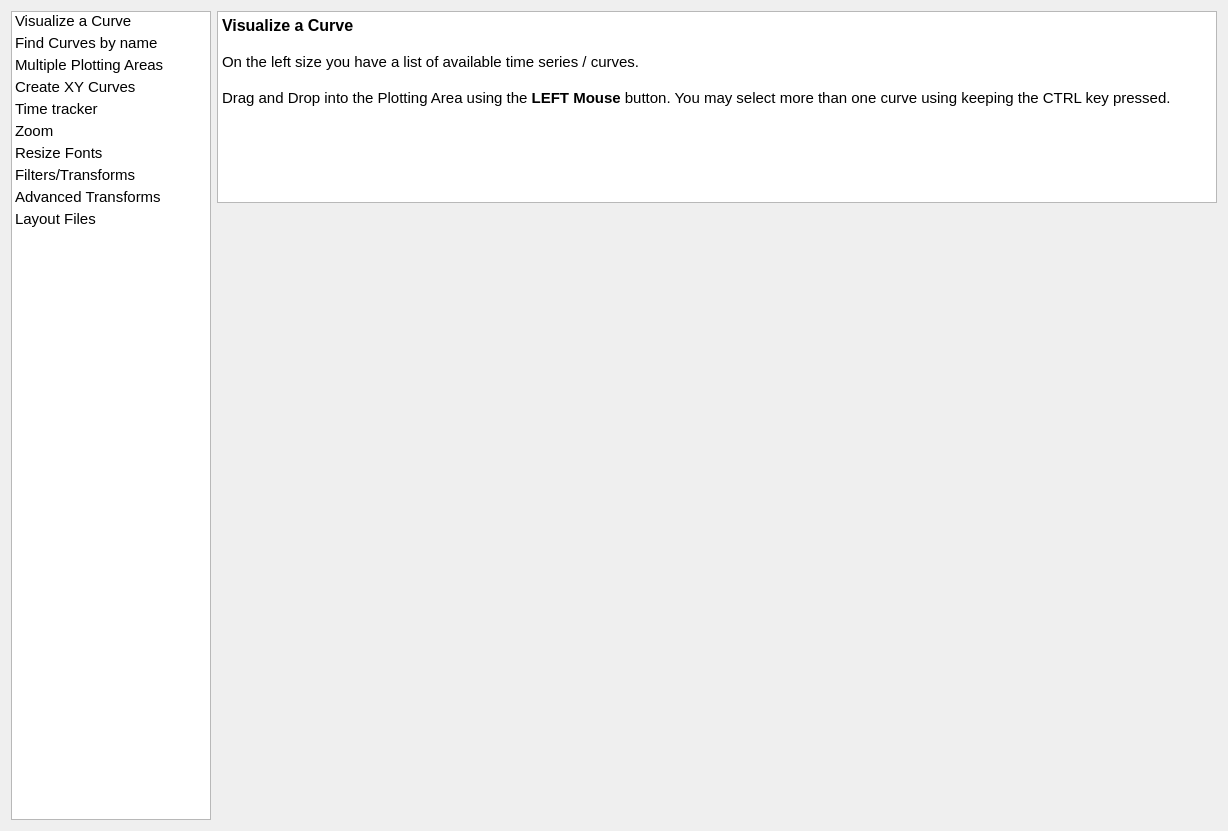
facontidavide/plotjuggler-release, file plotjuggler_app/cheatsheet/cheatsheet_dialog.ui: the form before one commit.
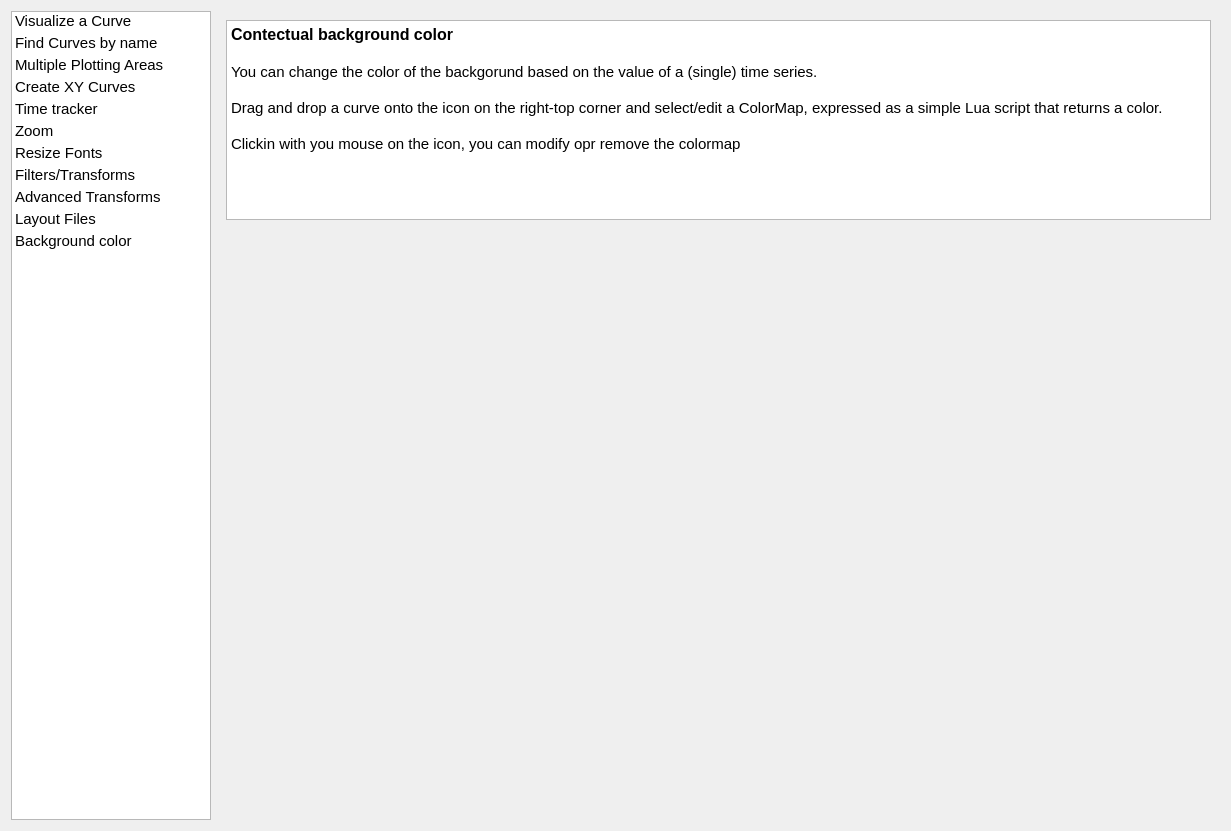
The form after the commit.

```diff
--- a/plotjuggler_app/cheatsheet/cheatsheet_dialog.ui
+++ b/plotjuggler_app/cheatsheet/cheatsheet_dialog.ui
@@ -6,7 +6,7 @@
    <rect>
     <x>0</x>
     <y>0</y>
-    <width>1226</width>
+    <width>1231</width>
     <height>831</height>
    </rect>
   </property>
@@ -94,6 +94,11 @@
          <string>Layout Files</string>
         </property>
        </item>
+       <item>
+        <property name="text">
+         <string>Background color</string>
+        </property>
+       </item>
       </widget>
      </item>
      <item>
@@ -105,7 +110,7 @@
         </size>
        </property>
        <property name="currentIndex">
-        <number>0</number>
+        <number>10</number>
        </property>
        <widget class="QWidget" name="page_1">
         <layout class="QVBoxLayout" name="verticalLayout" stretch="0,1">
@@ -123,6 +128,12 @@
          </property>
          <item>
           <widget class="QTextBrowser" name="textBrowser">
+           <property name="minimumSize">
+            <size>
+             <width>0</width>
+             <height>200</height>
+            </size>
+           </property>
            <property name="html">
             <string>&lt;!DOCTYPE HTML PUBLIC &quot;-//W3C//DTD HTML 4.0//EN&quot; &quot;http://www.w3.org/TR/REC-html40/strict.dtd&quot;&gt;
 &lt;html&gt;&lt;head&gt;&lt;meta name=&quot;qrichtext&quot; content=&quot;1&quot; /&gt;&lt;style type=&quot;text/css&quot;&gt;
@@ -589,6 +600,43 @@
          </item>
         </layout>
        </widget>
+       <widget class="QWidget" name="page_11">
+        <layout class="QVBoxLayout" name="verticalLayout_12" stretch="0,1">
+         <item>
+          <widget class="QTextBrowser" name="textBrowser_11">
+           <property name="minimumSize">
+            <size>
+             <width>0</width>
+             <height>200</height>
+            </size>
+           </property>
+           <property name="html">
+            <string>&lt;!DOCTYPE HTML PUBLIC &quot;-//W3C//DTD HTML 4.0//EN&quot; &quot;http://www.w3.org/TR/REC-html40/strict.dtd&quot;&gt;
+&lt;html&gt;&lt;head&gt;&lt;meta name=&quot;qrichtext&quot; content=&quot;1&quot; /&gt;&lt;style type=&quot;text/css&quot;&gt;
+p, li { white-space: pre-wrap; }
+&lt;/style&gt;&lt;/head&gt;&lt;body style=&quot; font-family:'Ubuntu'; font-size:11pt; font-weight:400; font-style:normal;&quot;&gt;
+&lt;p style=&quot; margin-top:0px; margin-bottom:0px; margin-left:0px; margin-right:0px; -qt-block-indent:0; text-indent:0px;&quot;&gt;&lt;span style=&quot; font-size:12pt; font-weight:600;&quot;&gt;Contectual background color&lt;/span&gt;&lt;/p&gt;
+&lt;p style=&quot;-qt-paragraph-type:empty; margin-top:0px; margin-bottom:0px; margin-left:0px; margin-right:0px; -qt-block-indent:0; text-indent:0px; font-size:12pt; font-weight:600;&quot;&gt;&lt;br /&gt;&lt;/p&gt;
+&lt;p style=&quot; margin-top:0px; margin-bottom:0px; margin-left:0px; margin-right:0px; -qt-block-indent:0; text-indent:0px;&quot;&gt;You can change the color of the backgorund based on the value of a (single) time series.&lt;/p&gt;
+&lt;p style=&quot;-qt-paragraph-type:empty; margin-top:0px; margin-bottom:0px; margin-left:0px; margin-right:0px; -qt-block-indent:0; text-indent:0px;&quot;&gt;&lt;br /&gt;&lt;/p&gt;
+&lt;p style=&quot; margin-top:0px; margin-bottom:0px; margin-left:0px; margin-right:0px; -qt-block-indent:0; text-indent:0px;&quot;&gt;Drag and drop a curve onto the icon on the right-top corner and select/edit a ColorMap, expressed as a simple Lua script that returns a color. &lt;/p&gt;
+&lt;p style=&quot;-qt-paragraph-type:empty; margin-top:0px; margin-bottom:0px; margin-left:0px; margin-right:0px; -qt-block-indent:0; text-indent:0px;&quot;&gt;&lt;br /&gt;&lt;/p&gt;
+&lt;p style=&quot; margin-top:0px; margin-bottom:0px; margin-left:0px; margin-right:0px; -qt-block-indent:0; text-indent:0px;&quot;&gt;Clickin with you mouse on the icon, you can modify opr remove the colormap&lt;/p&gt;&lt;/body&gt;&lt;/html&gt;</string>
+           </property>
+          </widget>
+         </item>
+         <item>
+          <widget class="QLabel" name="labelImage_11">
+           <property name="text">
+            <string/>
+           </property>
+           <property name="scaledContents">
+            <bool>true</bool>
+           </property>
+          </widget>
+         </item>
+        </layout>
+       </widget>
       </widget>
      </item>
     </layout>
```
Left out of the diff: 92 changed lines with no effect on the pictures.
